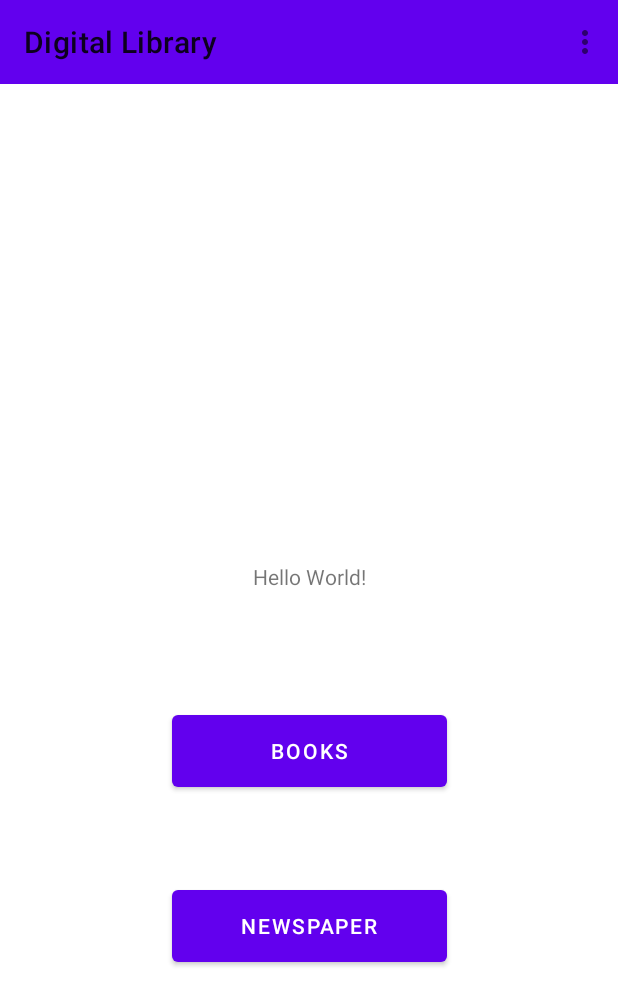
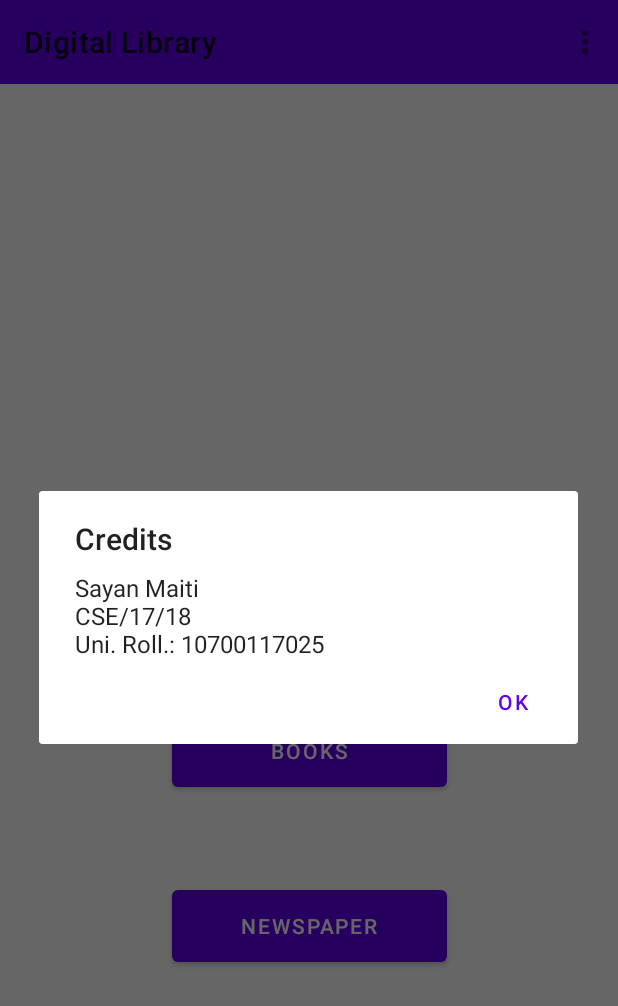
Before and after one commit to sayanmaiti2/DigitalLibrary, an Android app: the screen it shows after launch (MainActivity), in the options menu, after a tap on "Credit", on a phone screen of 412 x 824 dp. Shown: the top 1006 px of the screen. Run offline under Robolectric (Android 15) with nearby library versions, the phone set to English and light mode, and no system bars.

Commit message:
Added Toolbar Menu Functionality and Credit Dialog

```diff
--- /dev/null
+++ b/app/src/main/java/com/sayan/digitallibrary/CreditDialog.java
@@ -0,0 +1,24 @@
+package com.sayan.digitallibrary;
+
+
+import android.app.Dialog;
+import android.content.DialogInterface;
+import android.os.Bundle;
+import androidx.appcompat.app.AlertDialog;
+import androidx.fragment.app.DialogFragment;
+
+public class CreditDialog extends DialogFragment {
+
+    @Override
+    public Dialog onCreateDialog(Bundle savedInstanceState) {
+        AlertDialog.Builder builder = new AlertDialog.Builder(getActivity());
+        builder.setTitle("Credits")
+                .setMessage("Sayan Maiti\nCSE/17/18\nUni. Roll.: 10700117025")
+                .setPositiveButton("OK", new DialogInterface.OnClickListener() {
+                    @Override
+                    public void onClick(DialogInterface dialog, int which) {
+                    }
+                });
+        return builder.create();
+    }
+}
--- a/app/src/main/java/com/sayan/digitallibrary/MainActivity.java
+++ b/app/src/main/java/com/sayan/digitallibrary/MainActivity.java
@@ -8,7 +8,6 @@ import android.content.Intent;
 import android.os.Bundle;
 import android.view.Menu;
 import android.view.MenuItem;
-import android.view.View;
 import android.widget.Button;
 import android.widget.Toast;
 
@@ -16,11 +15,15 @@ public class MainActivity extends AppCompatActivity {
 
     private Button bookButton;
     private Button newspaperButton;
+    public static AppCompatActivity mainActivity;
+
 
     @Override
     protected void onCreate(Bundle savedInstanceState) {
         super.onCreate(savedInstanceState);
         setContentView(R.layout.activity_main);
+
+        mainActivity = this;
 
         bookButton = findViewById(R.id.book_button);
         newspaperButton = findViewById(R.id.newspaper_button);
@@ -28,19 +31,9 @@ public class MainActivity extends AppCompatActivity {
         Toolbar toolbar = findViewById(R.id.toolbar);
         setSupportActionBar(toolbar);
 
-        bookButton.setOnClickListener(new View.OnClickListener() {
-            @Override
-            public void onClick(View v) {
-                openBookActivity();
-            }
-        });
+        bookButton.setOnClickListener(v -> openBookActivity());
 
-        newspaperButton.setOnClickListener(new View.OnClickListener() {
-            @Override
-            public void onClick(View v) {
-                openNewspaperActivity();
-            }
-        });
+        newspaperButton.setOnClickListener(v -> openNewspaperActivity());
     }
 
 
@@ -54,6 +47,11 @@ public class MainActivity extends AppCompatActivity {
         startActivity(newspaperIntent);
     }
 
+    private void openCreditDialog() {
+        CreditDialog creditDialog = new CreditDialog();
+        creditDialog.show(getSupportFragmentManager(), "Credit Dialog");
+    }
+
     @Override
     public boolean onCreateOptionsMenu(Menu menu) {
         getMenuInflater().inflate(R.menu.menu_main, menu);
@@ -64,10 +62,11 @@ public class MainActivity extends AppCompatActivity {
     public boolean onOptionsItemSelected(@NonNull MenuItem item) {
         switch (item.getItemId()){
             case R.id.mnu_credit:
-                Toast.makeText(this, "Credits Selected",Toast.LENGTH_SHORT).show();
+//                Toast.makeText(MainActivity.this, "Credits Selected",Toast.LENGTH_SHORT).show();
+                openCreditDialog();
                 break;
             case R.id.mnu_exit:
-                Toast.makeText(this, "EXIT Selected",Toast.LENGTH_SHORT).show();
+//                Toast.makeText(MainActivity.this, "EXIT Selected",Toast.LENGTH_SHORT).show();
                 finish();
                 break;
         }
--- a/app/src/main/res/menu/menu_main.xml
+++ b/app/src/main/res/menu/menu_main.xml
@@ -3,9 +3,9 @@
 
     <item
         android:id="@+id/mnu_credit"
-        android:title="Credit" />
+        android:title="@string/credit" />
 
     <item
         android:id="@+id/mnu_exit"
-        android:title="Exit" />
+        android:title="@string/exit" />
 </menu>
--- a/app/src/main/res/values/strings.xml
+++ b/app/src/main/res/values/strings.xml
@@ -2,4 +2,6 @@
     <string name="app_name">Digital Library</string>
     <string name="books">Books</string>
     <string name="newspaper">Newspaper</string>
+    <string name="credit">Credit</string>
+    <string name="exit">Exit</string>
 </resources>
```
Also changed, not shown: app/src/main/java/com/sayan/digitallibrary/BookActivity.java (+8 -2 lines), app/src/main/java/com/sayan/digitallibrary/NewspaperActivity.java (+8 -2 lines).
